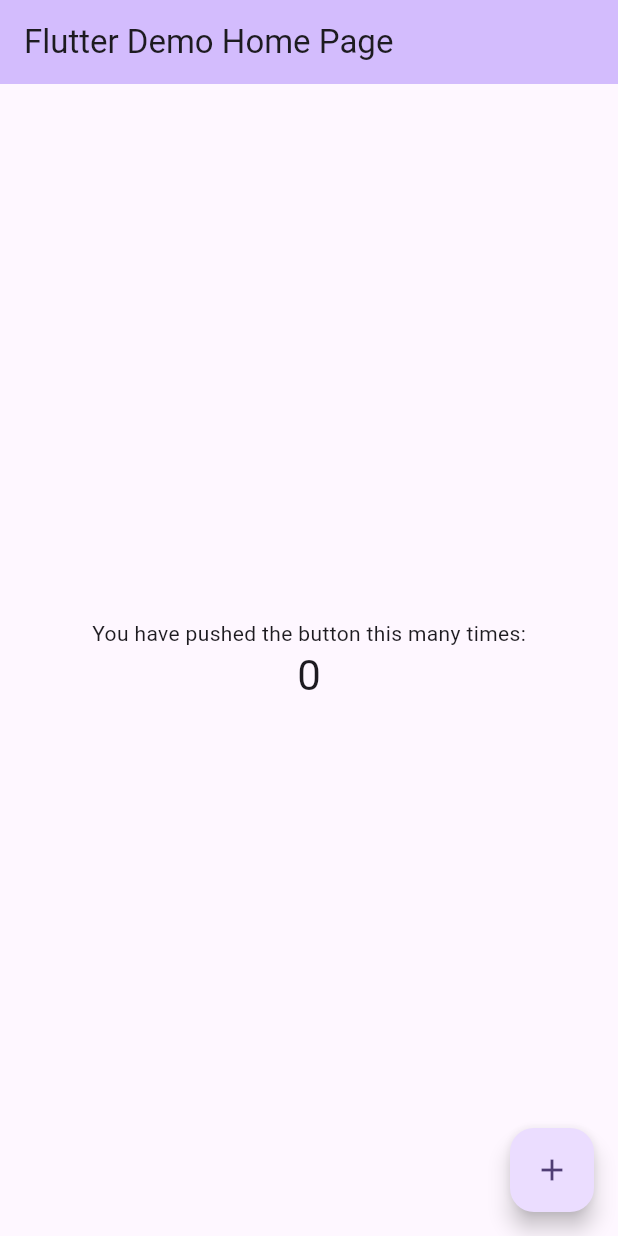
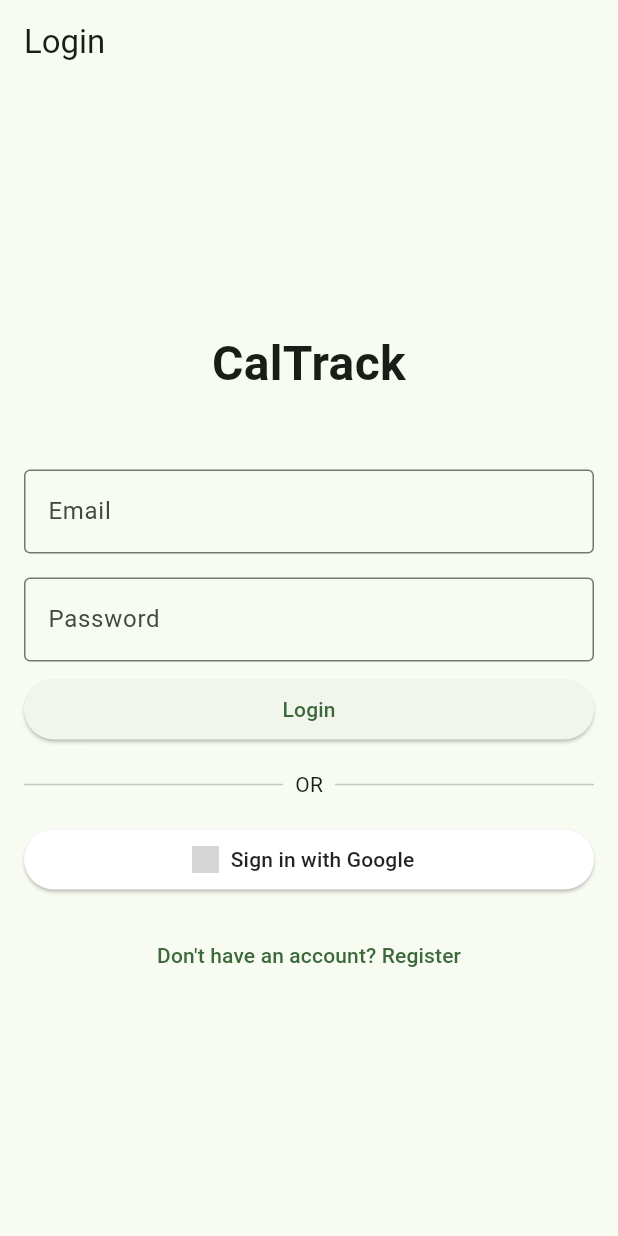
Before and after one commit to rithbennet/CalTrack, a Flutter app: the screen it shows after launch, on a phone screen of 412 x 824 dp. Run offline on Flutter 3.47's test engine with Material 3 defaults, Android fonts, the phone set to English and light mode, and no system bars; our stand-ins replace firebase_auth, firebase_core, flutter_dotenv, google_sign_in; accounts and stored records are empty; network calls fail; grey boxes are pictures that could not be loaded.

Commit message:
Added email auth and ios Google Oauth

```diff
--- a/lib/main.dart
+++ b/lib/main.dart
@@ -2,6 +2,7 @@ import 'package:flutter/material.dart';
 import 'package:firebase_core/firebase_core.dart';
 import 'package:flutter_dotenv/flutter_dotenv.dart';
 import 'firebase_options.dart';
+import 'package:caltrack/screens/auth_wrapper.dart';
 
 Future<void> main() async {
   WidgetsFlutterBinding.ensureInitialized();
@@ -18,116 +19,16 @@ Future<void> main() async {
 class MyApp extends StatelessWidget {
   const MyApp({super.key});
 
-  // This widget is the root of your application.
   @override
   Widget build(BuildContext context) {
     return MaterialApp(
-      title: 'Flutter Demo',
+      title: 'CalTrack',
+      debugShowCheckedModeBanner: false,
       theme: ThemeData(
-        // This is the theme of your application.
-        //
-        // TRY THIS: Try running your application with "flutter run". You'll see
-        // the application has a purple toolbar. Then, without quitting the app,
-        // try changing the seedColor in the colorScheme below to Colors.green
-        // and then invoke "hot reload" (save your changes or press the "hot
-        // reload" button in a Flutter-supported IDE, or press "r" if you used
-        // the command line to start the app).
-        //
-        // Notice that the counter didn't reset back to zero; the application
-        // state is not lost during the reload. To reset the state, use hot
-        // restart instead.
-        //
-        // This works for code too, not just values: Most code changes can be
-        // tested with just a hot reload.
-        colorScheme: ColorScheme.fromSeed(seedColor: Colors.deepPurple),
+        colorScheme: ColorScheme.fromSeed(seedColor: Colors.green),
+        useMaterial3: true,
       ),
-      home: const MyHomePage(title: 'Flutter Demo Home Page'),
+      home: const AuthWrapper(),
     );
   }
 }
-
-class MyHomePage extends StatefulWidget {
-  const MyHomePage({super.key, required this.title});
-
-  // This widget is the home page of your application. It is stateful, meaning
-  // that it has a State object (defined below) that contains fields that affect
-  // how it looks.
-
-  // This class is the configuration for the state. It holds the values (in this
-  // case the title) provided by the parent (in this case the App widget) and
-  // used by the build method of the State. Fields in a Widget subclass are
-  // always marked "final".
-
-  final String title;
-
-  @override
-  State<MyHomePage> createState() => _MyHomePageState();
-}
-
-class _MyHomePageState extends State<MyHomePage> {
-  int _counter = 0;
-
-  void _incrementCounter() {
-    setState(() {
-      // This call to setState tells the Flutter framework that something has
-      // changed in this State, which causes it to rerun the build method below
-      // so that the display can reflect the updated values. If we changed
-      // _counter without calling setState(), then the build method would not be
-      // called again, and so nothing would appear to happen.
-      _counter++;
-    });
-  }
-
-  @override
-  Widget build(BuildContext context) {
-    // This method is rerun every time setState is called, for instance as done
-    // by the _incrementCounter method above.
-    //
-    // The Flutter framework has been optimized to make rerunning build methods
-    // fast, so that you can just rebuild anything that needs updating rather
-    // than having to individually change instances of widgets.
-    return Scaffold(
-      appBar: AppBar(
-        // TRY THIS: Try changing the color here to a specific color (to
-        // Colors.amber, perhaps?) and trigger a hot reload to see the AppBar
-        // change color while the other colors stay the same.
-        backgroundColor: Theme.of(context).colorScheme.inversePrimary,
-        // Here we take the value from the MyHomePage object that was created by
-        // the App.build method, and use it to set our appbar title.
-        title: Text(widget.title),
-      ),
-      body: Center(
-        // Center is a layout widget. It takes a single child and positions it
-        // in the middle of the parent.
-        child: Column(
-          // Column is also a layout widget. It takes a list of children and
-          // arranges them vertically. By default, it sizes itself to fit its
-          // children horizontally, and tries to be as tall as its parent.
-          //
-          // Column has various properties to control how it sizes itself and
-          // how it positions its children. Here we use mainAxisAlignment to
-          // center the children vertically; the main axis here is the vertical
-          // axis because Columns are vertical (the cross axis would be
-          // horizontal).
-          //
-          // TRY THIS: Invoke "debug painting" (choose the "Toggle Debug Paint"
-          // action in the IDE, or press "p" in the console), to see the
-          // wireframe for each widget.
-          mainAxisAlignment: MainAxisAlignment.center,
-          children: <Widget>[
-            const Text('You have pushed the button this many times:'),
-            Text(
-              '$_counter',
-              style: Theme.of(context).textTheme.headlineMedium,
-            ),
-          ],
-        ),
-      ),
-      floatingActionButton: FloatingActionButton(
-        onPressed: _incrementCounter,
-        tooltip: 'Increment',
-        child: const Icon(Icons.add),
-      ), // This trailing comma makes auto-formatting nicer for build methods.
-    );
-  }
-}
--- /dev/null
+++ b/lib/screens/auth/login_screen.dart
@@ -0,0 +1,194 @@
+import 'package:flutter/material.dart';
+import 'package:caltrack/services/auth_service.dart';
+import 'package:caltrack/screens/auth/register_screen.dart';
+
+class LoginScreen extends StatefulWidget {
+  const LoginScreen({super.key});
+
+  @override
+  State<LoginScreen> createState() => _LoginScreenState();
+}
+
+class _LoginScreenState extends State<LoginScreen> {
+  final _formKey = GlobalKey<FormState>();
+  final _emailController = TextEditingController();
+  final _passwordController = TextEditingController();
+  bool _isLoading = false;
+  bool _isGoogleLoading = false;
+  String _errorMessage = '';
+  final AuthService _authService = AuthService();
+
+  @override
+  void dispose() {
+    _emailController.dispose();
+    _passwordController.dispose();
+    super.dispose();
+  }
+
+  Future<void> _signIn() async {
+    if (_formKey.currentState!.validate()) {
+      setState(() {
+        _isLoading = true;
+        _errorMessage = '';
+      });
+
+      try {
+        await _authService.signInWithEmailAndPassword(
+          _emailController.text.trim(),
+          _passwordController.text.trim(),
+        );
+        // No need to navigate - the app will handle state changes automatically
+      } catch (e) {
+        setState(() {
+          _errorMessage = e.toString();
+        });
+      } finally {
+        if (mounted) {
+          setState(() {
+            _isLoading = false;
+          });
+        }
+      }
+    }
+  }
+
+  Future<void> _signInWithGoogle() async {
+    setState(() {
+      _isGoogleLoading = true;
+      _errorMessage = '';
+    });
+
+    try {
+      await _authService.signInWithGoogle();
+      // No need to navigate - the app will handle state changes automatically
+    } catch (e) {
+      setState(() {
+        _errorMessage = e.toString();
+      });
+    } finally {
+      if (mounted) {
+        setState(() {
+          _isGoogleLoading = false;
+        });
+      }
+    }
+  }
+
+  @override
+  Widget build(BuildContext context) {
+    return Scaffold(
+      appBar: AppBar(title: const Text('Login')),
+      body: Padding(
+        padding: const EdgeInsets.all(16.0),
+        child: Form(
+          key: _formKey,
+          child: Column(
+            mainAxisAlignment: MainAxisAlignment.center,
+            crossAxisAlignment: CrossAxisAlignment.stretch,
+            children: [
+              const Text(
+                'CalTrack',
+                style: TextStyle(fontSize: 32.0, fontWeight: FontWeight.bold),
+                textAlign: TextAlign.center,
+              ),
+              const SizedBox(height: 48.0),
+              TextFormField(
+                controller: _emailController,
+                decoration: const InputDecoration(
+                  labelText: 'Email',
+                  border: OutlineInputBorder(),
+                ),
+                keyboardType: TextInputType.emailAddress,
+                validator: (value) {
+                  if (value == null || value.isEmpty) {
+                    return 'Please enter your email';
+                  }
+                  return null;
+                },
+              ),
+              const SizedBox(height: 16.0),
+              TextFormField(
+                controller: _passwordController,
+                decoration: const InputDecoration(
+                  labelText: 'Password',
+                  border: OutlineInputBorder(),
+                ),
+                obscureText: true,
+                validator: (value) {
+                  if (value == null || value.isEmpty) {
+                    return 'Please enter your password';
+                  }
+                  return null;
+                },
+              ),
+              const SizedBox(height: 8.0),
+              if (_errorMessage.isNotEmpty)
+                Padding(
+                  padding: const EdgeInsets.only(bottom: 8.0),
+                  child: Text(
+                    _errorMessage,
+                    style: const TextStyle(color: Colors.red),
+                  ),
+                ),
+              ElevatedButton(
+                onPressed: _isLoading ? null : _signIn,
+                child:
+                    _isLoading
+                        ? const SizedBox(
+                          height: 20,
+                          width: 20,
+                          child: CircularProgressIndicator(strokeWidth: 2.0),
+                        )
+                        : const Text('Login'),
+              ),
+              const SizedBox(height: 16.0),
+              const Row(
+                children: [
+                  Expanded(child: Divider()),
+                  Padding(
+                    padding: EdgeInsets.symmetric(horizontal: 8.0),
+                    child: Text("OR"),
+                  ),
+                  Expanded(child: Divider()),
+                ],
+              ),
+              const SizedBox(height: 16.0),
+              ElevatedButton.icon(
+                onPressed: _isGoogleLoading ? null : _signInWithGoogle,
+                icon:
+                    _isGoogleLoading
+                        ? const SizedBox(
+                          height: 20,
+                          width: 20,
+                          child: CircularProgressIndicator(strokeWidth: 2.0),
+                        )
+                        : Image.network(
+                          'https://developers.google.com/identity/images/g-logo.png',
+                          height: 18.0,
+                          width: 18.0,
+                        ),
+                label: const Text('Sign in with Google'),
+                style: ElevatedButton.styleFrom(
+                  backgroundColor: Colors.white,
+                  foregroundColor: Colors.black87,
+                ),
+              ),
+              const SizedBox(height: 16.0),
+              TextButton(
+                onPressed: () {
+                  Navigator.push(
+                    context,
+                    MaterialPageRoute(
+                      builder: (context) => const RegisterScreen(),
+                    ),
+                  );
+                },
+                child: const Text('Don\'t have an account? Register'),
+              ),
+            ],
+          ),
+        ),
+      ),
+    );
+  }
+}
--- /dev/null
+++ b/lib/screens/auth_wrapper.dart
@@ -0,0 +1,30 @@
+import 'package:firebase_auth/firebase_auth.dart';
+import 'package:flutter/material.dart';
+import 'package:caltrack/screens/auth/login_screen.dart';
+import 'package:caltrack/screens/home_screen.dart';
+import 'package:caltrack/services/auth_service.dart';
+
+class AuthWrapper extends StatelessWidget {
+  const AuthWrapper({super.key});
+
+  @override
+  Widget build(BuildContext context) {
+    final authService = AuthService();
+
+    return StreamBuilder<User?>(
+      stream: authService.authStateChanges,
+      builder: (context, snapshot) {
+        if (snapshot.connectionState == ConnectionState.active) {
+          User? user = snapshot.data;
+          if (user == null) {
+            return const LoginScreen();
+          }
+          return const HomeScreen();
+        }
+
+        // Show a loading indicator while waiting for authentication state
+        return const Scaffold(body: Center(child: CircularProgressIndicator()));
+      },
+    );
+  }
+}
--- /dev/null
+++ b/lib/services/auth_service.dart
@@ -0,0 +1,75 @@
+import 'package:firebase_auth/firebase_auth.dart';
+import 'package:google_sign_in/google_sign_in.dart';
+
+class AuthService {
+  final FirebaseAuth _auth = FirebaseAuth.instance;
+  final GoogleSignIn _googleSignIn = GoogleSignIn();
+
+  // Auth change user stream
+  Stream<User?> get authStateChanges => _auth.authStateChanges();
+
+  // Sign in with email & password
+  Future<UserCredential> signInWithEmailAndPassword(
+    String email,
+    String password,
+  ) async {
+    try {
+      return await _auth.signInWithEmailAndPassword(
+        email: email,
+        password: password,
+      );
+    } catch (e) {
+      rethrow;
+    }
+  }
+
+  // Register with email & password
+  Future<UserCredential> registerWithEmailAndPassword(
+    String email,
+    String password,
+  ) async {
+    try {
+      return await _auth.createUserWithEmailAndPassword(
+        email: email,
+        password: password,
+      );
+    } catch (e) {
+      rethrow;
+    }
+  }
+
+  // Sign in with Google
+  Future<UserCredential?> signInWithGoogle() async {
+    try {
+      // Trigger the Google Sign In process
+      final GoogleSignInAccount? googleUser = await _googleSignIn.signIn();
+
+      // If the user cancels the sign-in process, return null
+      if (googleUser == null) return null;
+
+      // Obtain the auth details from the Google Sign In
+      final GoogleSignInAuthentication googleAuth =
+          await googleUser.authentication;
+
+      // Create a new credential
+      final credential = GoogleAuthProvider.credential(
+        accessToken: googleAuth.accessToken,
+        idToken: googleAuth.idToken,
+      );
+
+      // Sign in to Firebase with the Google credentials
+      return await _auth.signInWithCredential(credential);
+    } catch (e) {
+      rethrow;
+    }
+  }
+
+  // Sign out
+  Future<void> signOut() async {
+    await _googleSignIn.signOut();
+    await _auth.signOut();
+  }
+
+  // Get current user
+  User? get currentUser => _auth.currentUser;
+}
--- a/pubspec.yaml
+++ b/pubspec.yaml
@@ -36,6 +36,10 @@ dependencies:
   cupertino_icons: ^1.0.8
   firebase_core: ^3.13.0
   flutter_dotenv: ^5.0.2
+  firebase_auth: ^5.5.2
+  google_sign_in: ^6.2.1
+  intl: ^0.20.2
+  fl_chart: ^0.71.0
 
 dev_dependencies:
   flutter_test:
```
Also changed, not shown: lib/screens/auth/register_screen.dart (added, +224 -0 lines), lib/screens/home_screen.dart (added, +43 -0 lines), pubspec.lock, 7 other files.
